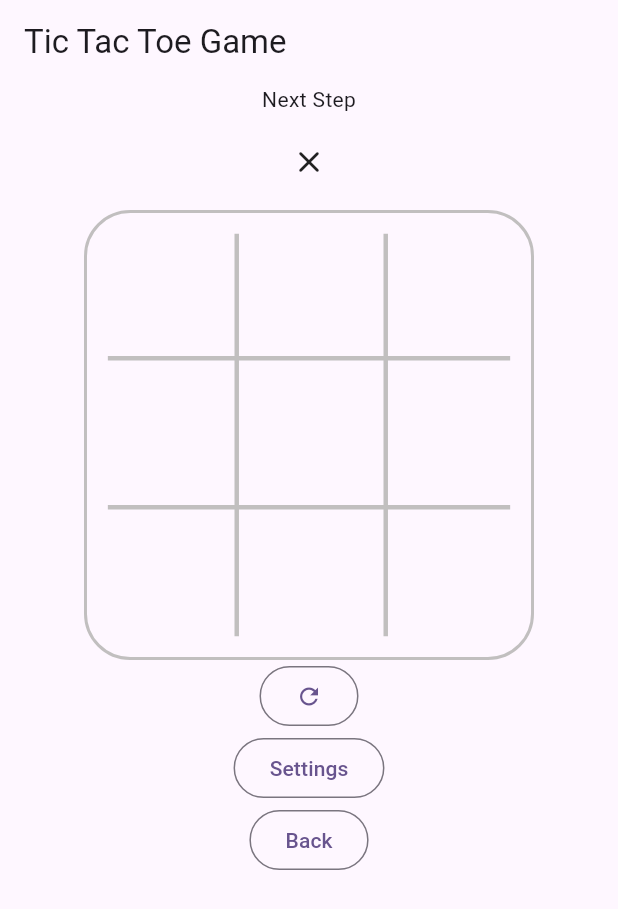
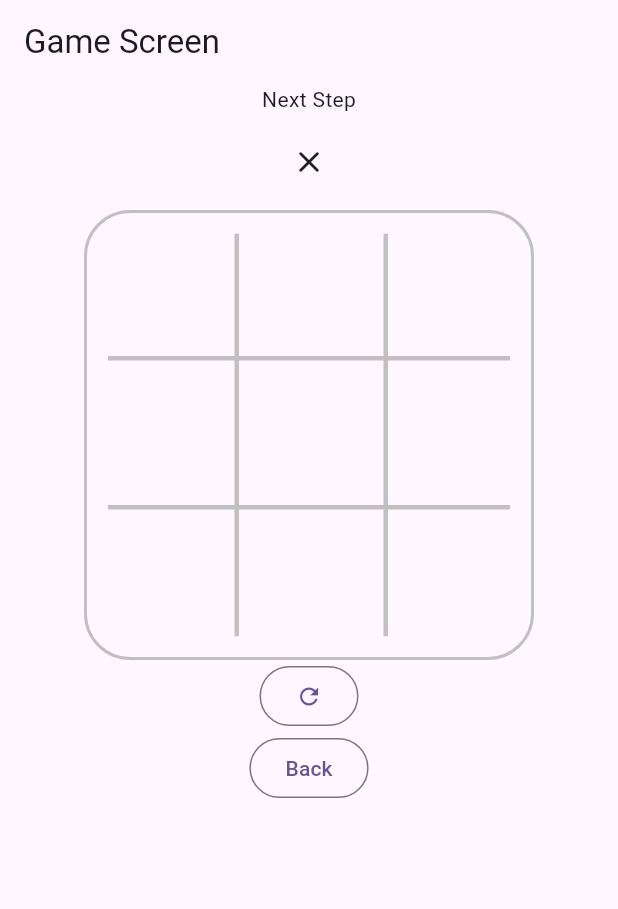
Before and after one commit to PelipetsOlga/TicTacToe, a Flutter app: the screen it shows after launch, after a tap on "Run", on a phone screen of 412 x 824 dp. Shown: the top 909 px of the screen. Run offline on Flutter 3.47's test engine with Material 2 defaults, Android fonts, the phone set to English and light mode, and no system bars; our stand-ins replace equatable, flutter_bloc, flutter_svg, get_it, go_router, shared_preferences.

Commit message:
Fix navigation

```diff
--- a/lib/game/game_widget.dart
+++ b/lib/game/game_widget.dart
@@ -16,7 +16,12 @@ class GameWidget extends StatelessWidget {
 
   @override
   Widget build(BuildContext context) {
-    return RepositoryProvider(
+    return Scaffold(
+      appBar: AppBar(
+        automaticallyImplyLeading: false,
+        title: const Text('Game Screen'),
+      ),
+      body: RepositoryProvider(
           create: (context) => GetIt.instance.get<GameRepository>(),
           child: MultiBlocProvider(providers: [
             BlocProvider<GameModelBloc>(
@@ -26,7 +31,8 @@ class GameWidget extends StatelessWidget {
                   GetGameModel(),
                 ),
             ),
-        ], child: const GameLayoutProvider()));
+          ], child: const GameLayoutProvider())),
+    );
   }
 }
 
@@ -58,11 +64,8 @@ class GameLayout extends StatelessWidget {
       iconData = Icons.circle_outlined;
     }
 
-    return Scaffold(
-      appBar: AppBar(
-        title: const Text('Tic Tac Toe Game'),
-      ),
-      body: Column(crossAxisAlignment: CrossAxisAlignment.center, children: [
+    return Center(
+      child: Column(crossAxisAlignment: CrossAxisAlignment.center, children: [
         const Text("Next Step"),
         SizedBox(
           width: 64,
@@ -79,10 +82,7 @@ class GameLayout extends StatelessWidget {
             },
             child: const Icon(Icons.refresh_outlined)),
         OutlinedButton(
-            onPressed: () => context.go('/game_settings'),
-            child: const Text('Settings')),
-        OutlinedButton(
-            onPressed: () => context.go('/'), child: const Text('Back')),
+            onPressed: () => context.pop(), child: const Text('Back')),
       ]),
     );
   }
--- a/lib/routers.dart
+++ b/lib/routers.dart
@@ -1,6 +1,5 @@
 import 'package:go_router/go_router.dart';
-import 'package:tic_tac_game/settings/game_settings_widget.dart';
-import 'package:tic_tac_game/settings/home_settings_widget.dart';
+import 'package:tic_tac_game/settings/settings_widget.dart';
 import 'package:tic_tac_game/wigets/home_widget.dart';
 
 import 'game/game_widget.dart';
@@ -14,14 +13,9 @@ final routers = GoRouter(
       builder: (context, state) => HomeWidget(),
     ),
     GoRoute(
-      name: 'home_settings',
-      path: '/home_settings',
-      builder: (context, state) => const HomeSettingsWidget(),
-    ),
-    GoRoute(
-      name: 'game_settings',
-      path: '/game_settings',
-      builder: (context, state) => const GameSettingsWidget(),
+      name: 'settings',
+      path: '/settings',
+      builder: (context, state) => const SettingsWidget(),
     ),
     GoRoute(
       name: 'game',
--- a/lib/wigets/home_widget.dart
+++ b/lib/wigets/home_widget.dart
@@ -3,7 +3,7 @@ import 'dart:io';
 import 'package:flutter/material.dart';
 import 'package:go_router/go_router.dart';
 
-class HomeWidget extends StatelessWidget{
+class HomeWidget extends StatelessWidget {
   @override
   Widget build(BuildContext context) {
     return Scaffold(
@@ -12,10 +12,14 @@ class HomeWidget extends StatelessWidget{
           mainAxisAlignment: MainAxisAlignment.center,
           crossAxisAlignment: CrossAxisAlignment.center,
           children: [
-            Text('Home'),
-            OutlinedButton(onPressed: () => context.go('/game'), child: Text('Run')),
-            OutlinedButton(onPressed: () => context.go('/home_settings'), child: Text('Settings')),
-            OutlinedButton(onPressed: ()=> exit(0), child: Text('Exit')),
+            const Text('Home'),
+            OutlinedButton(
+                onPressed: () => context.push('/game'),
+                child: const Text('Run')),
+            OutlinedButton(
+                onPressed: () => context.push('/settings'),
+                child: const Text('Settings')),
+            OutlinedButton(onPressed: () => exit(0), child: const Text('Exit')),
           ],
         ),
       ),
```
Also changed, not shown: lib/settings/game_settings_widget.dart (deleted, +0 -8 lines), lib/settings/home_settings_widget.dart (deleted, +0 -8 lines), lib/settings/settings_widget.dart (+12 -18 lines). Lines whose indentation alone changed are shown as unchanged.
